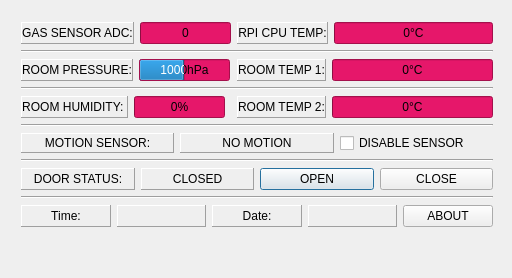
domazetov/smarthouse, file dialog.ui: the form before one commit.
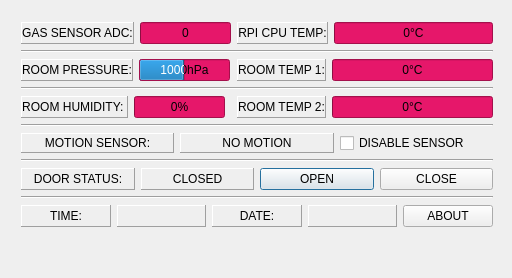
The form after the commit.

The edit to the form file:
```diff
--- a/dialog.ui
+++ b/dialog.ui
@@ -456,7 +456,7 @@
          <enum>QFrame::Raised</enum>
         </property>
         <property name="text">
-         <string>Time:</string>
+         <string>TIME:</string>
         </property>
         <property name="alignment">
          <set>Qt::AlignCenter</set>
@@ -488,7 +488,7 @@
          <enum>QFrame::Raised</enum>
         </property>
         <property name="text">
-         <string>Date:</string>
+         <string>DATE:</string>
         </property>
         <property name="alignment">
          <set>Qt::AlignCenter</set>
```
